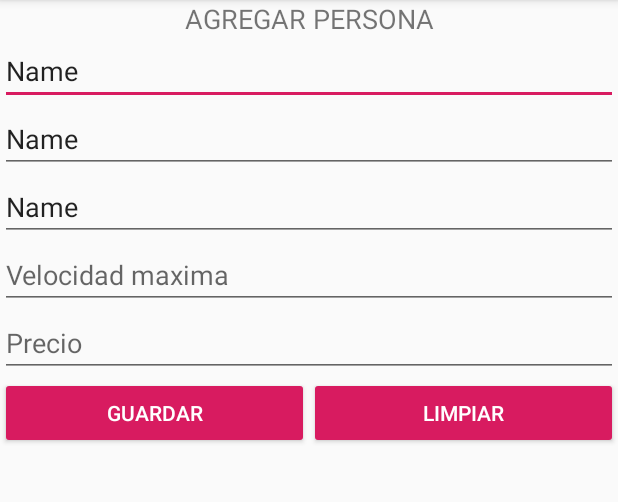
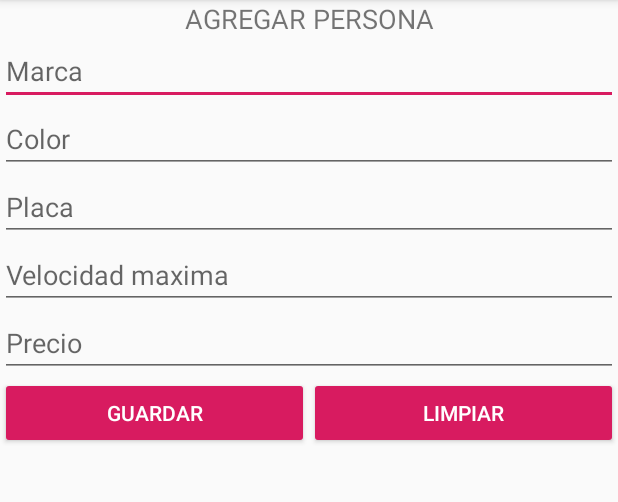
Before and after one commit to davidC1991/taller_MaterialDesign, an Android app: the AgregarPersona screen opened directly, with no data from a screen before it, on a phone screen of 412 x 824 dp, the part 84-586 px from its top. Run offline under Robolectric (Android 15) with nearby library versions, the phone set to English and light mode, and no system bars.

Commit message:
Conexion firebase ok

```diff
--- a/app/build.gradle
+++ b/app/build.gradle
@@ -1,4 +1,5 @@
 apply plugin: 'com.android.application'
+apply plugin: 'com.google.gms.google-services'
 
 android {
     compileSdkVersion 29
--- a/app/src/main/res/layout/activity_agregar_persona.xml
+++ b/app/src/main/res/layout/activity_agregar_persona.xml
@@ -27,8 +27,7 @@
         android:layout_height="wrap_content"
         android:ems="10"
         android:hint="Marca"
-        android:inputType="textPersonName"
-        android:text="Name" />
+        android:inputType="textPersonName" />
 
     <EditText
         android:id="@+id/txtColor"
@@ -36,8 +35,7 @@
         android:layout_height="wrap_content"
         android:ems="10"
         android:hint="Color"
-        android:inputType="textPersonName"
-        android:text="Name" />
+        android:inputType="textPersonName" />
 
     <EditText
         android:id="@+id/txtPlaca"
@@ -45,8 +43,7 @@
         android:layout_height="wrap_content"
         android:ems="10"
         android:hint="Placa"
-        android:inputType="textPersonName"
-        android:text="Name" />
+        android:inputType="textPersonName" />
 
     <EditText
         android:id="@+id/txtVelocidad"
--- a/build.gradle
+++ b/build.gradle
@@ -8,6 +8,7 @@ buildscript {
     }
     dependencies {
         classpath 'com.android.tools.build:gradle:3.5.3'
+        classpath 'com.google.gms:google-services:4.2.0'
 
         // NOTE: Do not place your application dependencies here; they belong
         // in the individual module build.gradle files
```
Also changed, not shown: app/src/main/java/com/example/material_design/AgregarPersona.java (+8 -0 lines), 1 other file.
